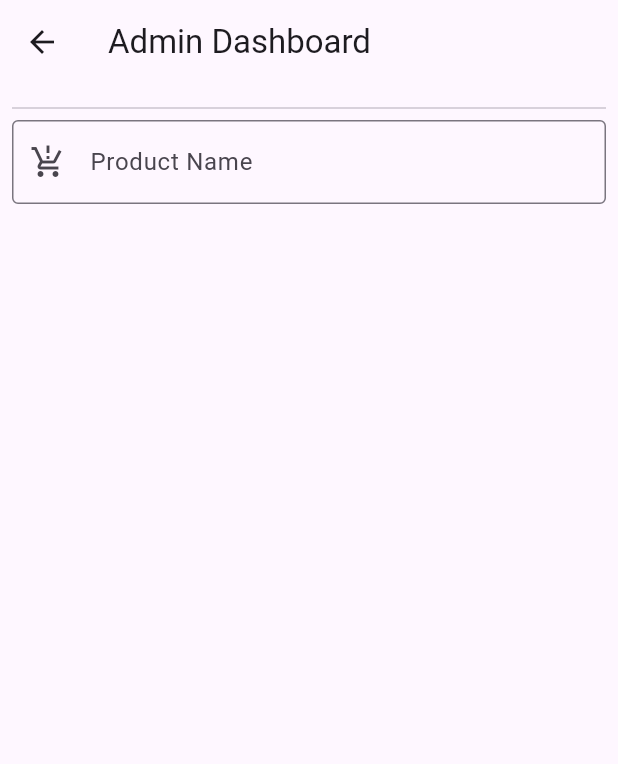
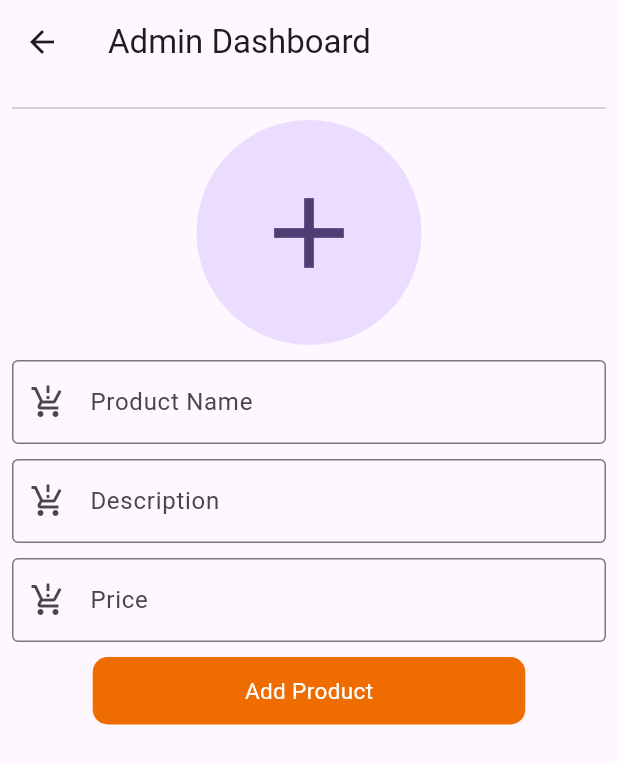
Before and after one commit to SalmanMohammed2001/ecommerce_addidas, a Flutter app: the screen it shows once a user with an empty profile is signed in, item 4 of the bottom bar chosen, after a tap on the "admin panel settings" icon, on a phone screen of 412 x 824 dp. Shown: the top 764 px of the screen. Run offline on Flutter 3.47's test engine with Material 3 defaults, Android fonts, the light colour scheme and no system bars; our stand-ins replace carousel_slider, cloud_firestore, firebase_auth, firebase_core, firebase_storage, image_cropper and 3 more; missing offline and left inert: dart:ffi; accounts and stored records are empty; network calls fail.

Commit message:
implementation product add and fetch

```diff
--- a/lib/components/custom_text_field/custom_text_field1.dart
+++ b/lib/components/custom_text_field/custom_text_field1.dart
@@ -8,12 +8,14 @@ class CustomTextField1 extends StatefulWidget {
     required this.prefixIcon,
     this.isPassword=false,
     required this.controller,
+    this.keyboardType=TextInputType.text
   });
 
   final String label;
   final IconData prefixIcon;
   final bool isPassword;
   final TextEditingController   controller;
+  final TextInputType  keyboardType;
 
   @override
   State<CustomTextField1> createState() => _CustomTextField1State();
@@ -26,6 +28,7 @@ class _CustomTextField1State extends State<CustomTextField1> {
   @override
   Widget build(BuildContext context) {
     return TextField(
+      keyboardType:widget.keyboardType,
         controller: widget.controller,
         obscureText: isObscure,
         decoration: InputDecoration(
--- /dev/null
+++ b/lib/controller/product_controller.dart
@@ -0,0 +1,46 @@
+import 'package:cloud_firestore/cloud_firestore.dart';
+import 'package:ecommerce_addidas/model/SneakerModel.dart';
+import 'package:ecommerce_addidas/provider/admin_provider.dart';
+import 'package:flutter/cupertino.dart';
+import 'package:logger/logger.dart';
+import 'package:provider/provider.dart';
+
+class ProductController{
+
+  CollectionReference products=FirebaseFirestore.instance.collection("Products");
+
+  Future<void> addProduct(SneakerModel model,CollectionReference products,String docId,BuildContext context)async{
+    try {
+      await products.doc(docId).set(model.toJson()).then((value) {
+        Logger().f("Product Saved");
+        Provider.of<AdminProvider>(context,listen: false).clearForm();
+      },);
+
+    } catch (e) {
+      Logger().e(e);
+    }
+  }
+
+  Future<List<SneakerModel>> fetchProduct()async{
+    try{
+       QuerySnapshot snapshot= await products.get();
+       if(snapshot.docs.isEmpty){
+         Logger().e("Cant fetch data");
+         return [];
+       }else{
+         List<SneakerModel> sneakers=[];
+         for(var element in snapshot.docs){
+           SneakerModel  sneaker =SneakerModel.fromJson(element.data()as Map<String,dynamic>);
+           sneakers.add(sneaker);
+         }
+         return sneakers;
+       }
+
+    }catch(e){
+
+      Logger().e(e);
+      return [];
+    }
+  }
+
+}
--- a/lib/model/SneakerModel.dart
+++ b/lib/model/SneakerModel.dart
@@ -1,5 +1,5 @@
 class SneakerModel {
-  int id;
+  String id;
   String title;
   String description;
   String image;
@@ -12,4 +12,23 @@ class SneakerModel {
     required this.image,
     required this.price,
   });
+
+  factory SneakerModel.fromJson(Map<String, dynamic> json) {
+    return SneakerModel(
+        id: json["id"],
+        title: json["title"],
+        description: json["description"],
+        image: json["image"],
+        price: (json["price"] as num).toDouble());
+  }
+
+  Map<String,dynamic> toJson(){
+    return{
+      "id":id,
+      "title":title,
+      "description":description,
+      "image":image,
+      "price":price,
+    };
+  }
 }
--- a/lib/provider/admin_provider.dart
+++ b/lib/provider/admin_provider.dart
@@ -1,8 +1,80 @@
+import 'dart:ffi';
+import 'dart:io';
+
+import 'package:cloud_firestore/cloud_firestore.dart';
+import 'package:ecommerce_addidas/controller/product_controller.dart';
+import 'package:ecommerce_addidas/controller/storage_controller.dart';
+import 'package:ecommerce_addidas/model/SneakerModel.dart';
+import 'package:ecommerce_addidas/utils/image_picker.dart';
 import 'package:flutter/material.dart';
+import 'package:logger/logger.dart';
 
-class AdminProvider extends ChangeNotifier{
+class AdminProvider extends ChangeNotifier {
+  ProductController productController = ProductController();
 
-  TextEditingController _nameController=TextEditingController();
+  TextEditingController _nameController = TextEditingController();
+
   TextEditingController get nameController => _nameController;
 
+  TextEditingController _descriptionController = TextEditingController();
+
+  TextEditingController get descriptionController => _descriptionController;
+
+  TextEditingController _priceController = TextEditingController();
+
+  TextEditingController get priceController => _priceController;
+
+  File? _imageFile;
+
+  File? get imageFile => _imageFile;
+
+  CollectionReference products =
+      FirebaseFirestore.instance.collection("Products");
+
+  Future<void> pickImage(BuildContext context) async {
+    try {
+      _imageFile = await FileImagePicker().pickImage(context);
+      notifyListeners();
+    } catch (e) {
+      Logger().e(e);
+    }
+  }
+
+  Future<void> addProduct(BuildContext context) async {
+    if (_imageFile != null &&
+        _nameController.text.trim().isNotEmpty &&
+        _descriptionController.text.trim().isNotEmpty &&
+        _priceController.text.isNotEmpty) {
+
+      String docId=products.doc().id;
+
+      await StorageController()
+          .uploadImage("product Images", "${docId}.jpg", imageFile!)
+          .then(
+        (value) async {
+          if (value == "") {
+            Logger().e("Failed");
+          } else {
+            SneakerModel model = SneakerModel(
+                id: docId,
+                title: _nameController.text,
+                description: _descriptionController.text,
+                image: value,
+                price: double.parse(_priceController.text));
+            await productController.addProduct(model, products,docId,context);
+          }
+        },
+      );
+    } else {
+      Logger().e("Please add product Details");
+    }
+  }
+
+  void clearForm(){
+    _descriptionController.clear();
+    _nameController.clear();
+    _priceController.clear();
+    _imageFile=null;
+    notifyListeners();
+  }
 }
--- a/lib/screen/home_screen/admin/admin_page.dart
+++ b/lib/screen/home_screen/admin/admin_page.dart
@@ -1,3 +1,4 @@
+import 'package:ecommerce_addidas/components/custom_button/custom_button1.dart';
 import 'package:ecommerce_addidas/components/custom_text_field/custom_text_field1.dart';
 import 'package:ecommerce_addidas/provider/admin_provider.dart';
 import 'package:flutter/material.dart';
@@ -13,21 +14,81 @@ class AdminPage extends StatefulWidget {
 class _AddProductPageState extends State<AdminPage> {
   @override
   Widget build(BuildContext context) {
-    return  Scaffold(
-      appBar: AppBar(title: Text("Admin Dashboard"),),
-      body: SafeArea(child: Consumer<AdminProvider>(
-        builder: (context,value,child) {
-          return Padding(
-            padding: const EdgeInsets.all(8.0),
+    return Scaffold(
+      appBar: AppBar(
+        title: const Text("Admin Dashboard"),
+      ),
+      body: SafeArea(
+          child: Consumer<AdminProvider>(builder: (context, value, child) {
+        return Padding(
+          padding: const EdgeInsets.all(8.0),
+          child: SingleChildScrollView(
             child: Column(
               children: [
                 const Divider(),
-                CustomTextField1(label: "Product Name", prefixIcon: Icons.production_quantity_limits_outlined, controller: value.nameController),
+                GestureDetector(
+                  onTap: () {
+                    value.pickImage(context);
+                  },
+                  child: Container(
+                      width: 300,
+                      height: 150,
+                      decoration: BoxDecoration(
+                          borderRadius: BorderRadius.circular(20),
+                          image: value.imageFile != null
+                              ? DecorationImage(
+                                  image: FileImage(value.imageFile!),
+                                  fit: BoxFit.cover)
+                              : null),
+                      child: value.imageFile == null
+                          ? const CircleAvatar(
+                              radius: 100,
+                              child: Icon(
+                                Icons.add,
+                                size: 80,
+                              ),
+                            )
+                          : null),
+                ),
+                const SizedBox(
+                  height: 10,
+                ),
+                CustomTextField1(
+                    label: "Product Name",
+                    prefixIcon: Icons.production_quantity_limits_outlined,
+                    controller: value.nameController),
+                const SizedBox(
+                  height: 10,
+                ),
+                CustomTextField1(
+                    label: "Description",
+                    prefixIcon: Icons.production_quantity_limits_outlined,
+                    controller: value.descriptionController),
+                const SizedBox(
+                  height: 10,
+                ),
+                CustomTextField1(
+                  label: "Price",
+                  prefixIcon: Icons.production_quantity_limits_outlined,
+                  controller: value.priceController,
+                  keyboardType: TextInputType.number,
+                ),
+                const SizedBox(
+                  height: 10,
+                ),
+                CustomButton1(
+                  size: MediaQuery.sizeOf(context),
+                  text: "Add Product",
+                  bgColor: Colors.orange.shade800,
+                  onTap: () {
+                    value.addProduct(context);
+                  },
+                )
               ],
             ),
-          );
-        }
-      )),
+          ),
+        );
+      })),
     );
   }
 }
--- a/lib/screen/home_screen/home_page/home_page.dart
+++ b/lib/screen/home_screen/home_page/home_page.dart
@@ -20,7 +20,7 @@ class HomePage extends StatefulWidget {
 }
 
 class _HomeScreenState extends State<HomePage> {
-  List<SneakerModel> sneaker = DemoData.sneakers;
+
 
 
   @override
@@ -119,7 +119,7 @@ class _HomeScreenState extends State<HomePage> {
                 const SizedBox(
                   height: 5,
                 ),
-                ProductGrid(sneaker: sneaker)
+                const ProductGrid()
               ],
             ),
           ),
--- a/lib/screen/home_screen/home_page/widget/ProductGrid.dart
+++ b/lib/screen/home_screen/home_page/widget/ProductGrid.dart
@@ -1,5 +1,6 @@
 
 
+import 'package:ecommerce_addidas/controller/product_controller.dart';
 import 'package:flutter/material.dart';
 
 import '../../../../model/SneakerModel.dart';
@@ -7,13 +8,28 @@ import '../../../../model/SneakerModel.dart';
 class ProductGrid extends StatelessWidget {
   const ProductGrid({
     super.key,
-    required this.sneaker,
+
   });
 
-  final List<SneakerModel> sneaker;
+
 
   @override
   Widget build(BuildContext context) {
+    return FutureBuilder(
+      future: ProductController().fetchProduct(),
+      builder: (context,snapshot) {
+        if(snapshot.hasError){
+          return const Text("Has Error");
+        }
+
+        if(snapshot.connectionState == ConnectionState.waiting){
+          return const CircularProgressIndicator();
+        }
+
+        List<SneakerModel> sneaker=snapshot.data!;
+
+
+
         return GridView.builder(
           physics: const NeverScrollableScrollPhysics(),
           shrinkWrap: true,
@@ -63,4 +79,6 @@ class ProductGrid extends StatelessWidget {
           },
         );
       }
+    );
   }
+}
--- a/lib/screen/home_screen/profile/profile_page.dart
+++ b/lib/screen/home_screen/profile/profile_page.dart
@@ -55,7 +55,7 @@ class _FavouriteState extends State<ProfilePage> {
                               child: CircleAvatar(
                                 backgroundColor: Colors.black.withOpacity(0.5),
                                 radius: 15,
-                                child: Icon(
+                                child: const Icon(
                                   Icons.edit,
                                   size: 20,
                                   color: Colors.white,
--- a/pubspec.yaml
+++ b/pubspec.yaml
@@ -45,6 +45,7 @@ dependencies:
   image_picker: ^1.1.2
   firebase_storage: ^11.7.7
   image_cropper: ^8.0.1
+  shimmer: ^3.0.0
 
 
 
```
Also changed, not shown: lib/utils/DemoData.dart (+12 -12 lines), pubspec.lock. Lines whose indentation alone changed are shown as unchanged.
